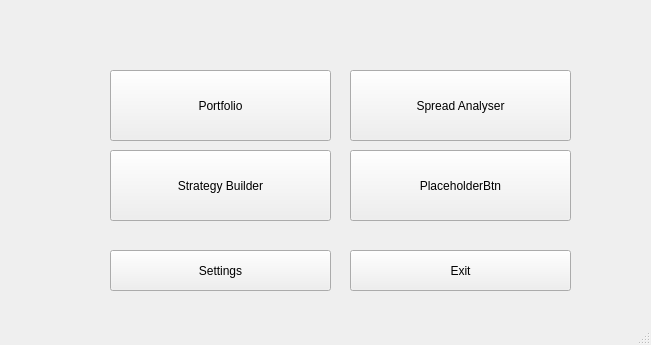
The window that GUI/TTGUI.ui (joan-arau/ThetaTrader) describes before a commit, drawn with Qt 5.
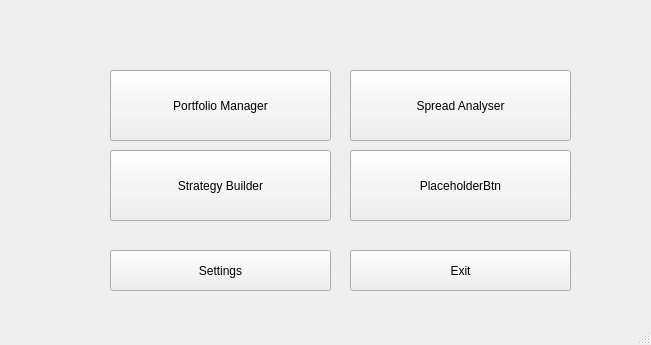
The same window after the commit. Icons and pictures are not drawn.

```diff
--- a/GUI/TTGUI.ui
+++ b/GUI/TTGUI.ui
@@ -62,7 +62,7 @@
      </rect>
     </property>
     <property name="text">
-     <string>Portfolio</string>
+     <string>Portfolio Manager</string>
     </property>
    </widget>
    <widget class="QPushButton" name="b2">
```
